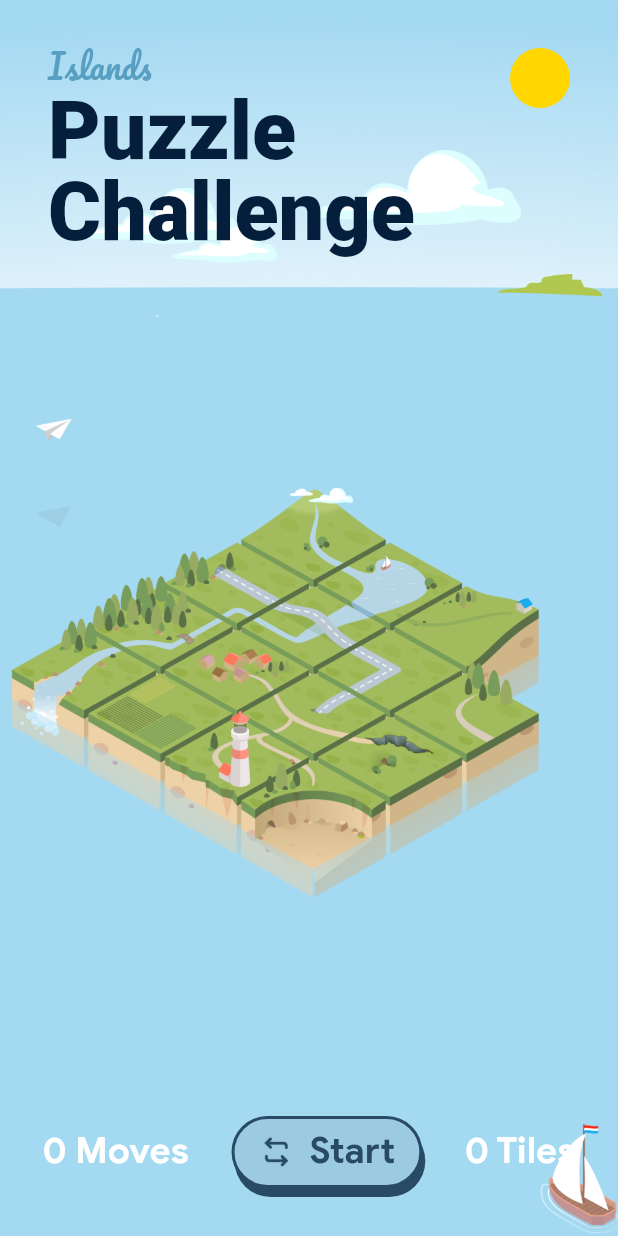
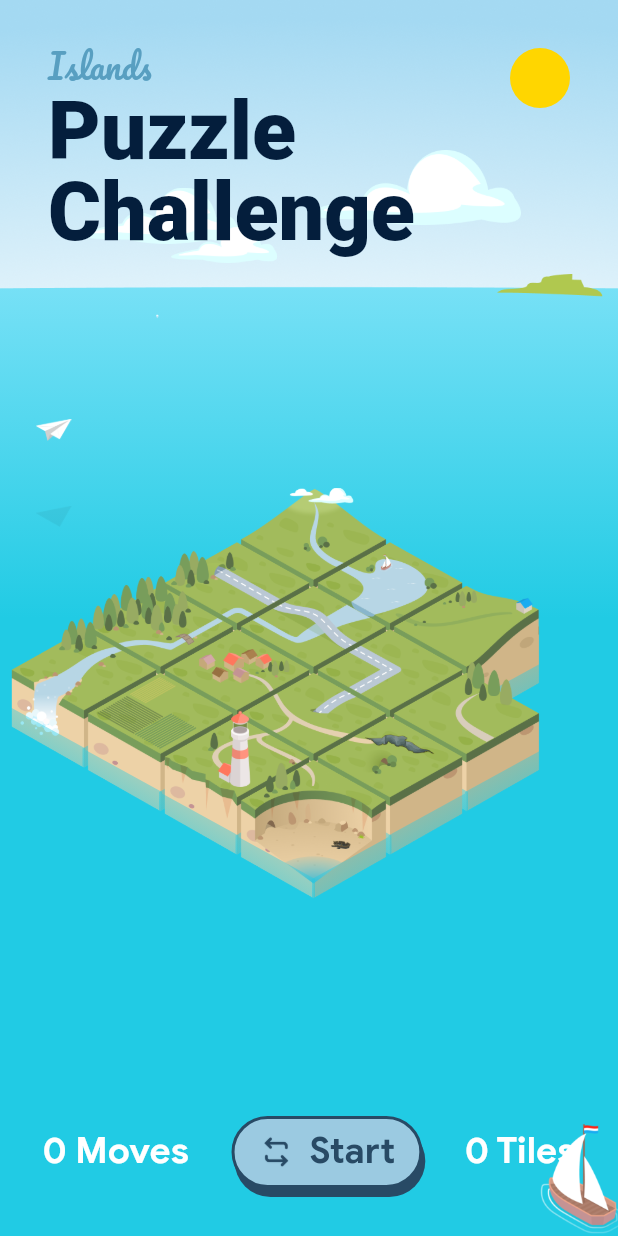
Before and after one commit to renefloor/flutter_puzzle_hack, a Flutter app: the screen it shows after launch, on a phone screen of 412 x 824 dp. Run offline on Flutter 3.47's test engine with Material 2 defaults, Android fonts, the phone set to English and light mode, and no system bars; our stand-ins replace bloc, equatable, flutter_bloc, gap, google_fonts; generated files the repository leaves out were written again.

Commit message:
finetuning details

```diff
--- a/lib/colors/colors.dart
+++ b/lib/colors/colors.dart
@@ -53,8 +53,10 @@ abstract class PuzzleColors {
   /// White
   static const Color white = Color(0xFFFFFFFF);
 
-  static const Color water_light = Color(0xFFA4D9F2);
+  static const Color water_light = Color(0xFF21CBE4);
+  static const Color water_light_secondary = Color(0xFFA1EBFF);
   static const Color water_dark = Color(0xFF3C4F77);
+  static const Color water_dark_secondary = Color(0xFF3C4F77);
   static const Color sun = Color(0xFFFFD600);
   static const Color moon = Color(0xFFF0F5E3);
 }
--- a/lib/layout/components/island_puzzle_tile.dart
+++ b/lib/layout/components/island_puzzle_tile.dart
@@ -46,9 +46,9 @@ class _IslandPuzzleTileState extends State<IslandPuzzleTile> {
   @override
   Widget build(BuildContext context) {
     return LayoutBuilder(builder: (context, constraints) {
-      var position = 0.0;
+      var position = 0/16;
       if (_isTapped) {
-        position += 0.1;
+        position += 0.05;
       } else if (_isHovered) {
         position += 0.01;
       }
@@ -78,6 +78,8 @@ class _IslandPuzzleTileState extends State<IslandPuzzleTile> {
                   child: IgnorePointer(
                     child: Stack(
                       children: [
+                        Image.asset(
+                            'assets/images/block_empty.png'),
                         Align(
                           alignment: Alignment.topCenter,
                           child: AnimatedOpacity(
@@ -208,7 +210,7 @@ class _Water extends StatelessWidget {
   final double width;
   final double relativeDepth;
 
-  static const _waterLevel = 11 / 16;
+  static const _waterLevel = 12 / 16;
 
   @override
   Widget build(BuildContext context) {
@@ -219,7 +221,9 @@ class _Water extends StatelessWidget {
     final relativeUnderWater =
         math.max<double>(0, relativeHeightOfIsland - _waterLevel);
     final waterColor =
-        context.select((ThemeBloc bloc) => bloc.state.theme).backgroundColor;
+        context.select((ThemeBloc bloc) => bloc.state.theme).backgroundColor
+    ;
+
     final double waterOpacity;
     if (relativeUnderWater < 0.0) {
       waterOpacity = 0.0;
@@ -240,9 +244,9 @@ class _Water extends StatelessWidget {
           children: [
             if (relativeUnderWater > 0.0)
               Positioned(
-                left: -0.3,
-                top: width * (relativeDepth + 0.07),
-                right: -0.3,
+                left: -width * 0.3,
+                top: width * relativeDepth * 0.8,
+                right: -width * 0.3,
                 child: _Top(color: waterColor.withOpacity(waterOpacity)),
               ),
             Positioned(
--- a/lib/puzzle/view/puzzle_page.dart
+++ b/lib/puzzle/view/puzzle_page.dart
@@ -49,8 +49,19 @@ class PuzzleView extends StatelessWidget {
     final shufflePuzzle = false;
 
     return Scaffold(
-      backgroundColor: theme.backgroundColor,
-      body: BlocProvider(
+      body: Container(
+        decoration: BoxDecoration(
+          gradient: LinearGradient(
+            begin: Alignment.topCenter,
+            end: Alignment.bottomCenter,
+            stops: const [0.1, 0.5],
+            colors: [
+              theme.backgroundColorSecondary,
+              theme.backgroundColor,
+            ],
+          ),
+        ),
+        child: BlocProvider(
           create: (context) => TimerBloc(
             ticker: const Ticker(),
           ),
@@ -65,6 +76,7 @@ class PuzzleView extends StatelessWidget {
                 ),
               child: const _Puzzle(
                 key: Key('puzzle_view_puzzle'),
+              ),
             ),
           ),
         ),
@@ -198,7 +210,6 @@ enum PageOrientation {
 
   /// Wider than tall.
   landscape,
-
   landscapeLow,
 }
 
@@ -233,7 +244,7 @@ class _Page extends StatelessWidget {
               child: theme.layoutDelegate.endSectionBuilder(state),
             ),
           ),
-        if(orientation == PageOrientation.landscapeLow)
+        if (orientation == PageOrientation.landscapeLow)
           Align(
             alignment: Alignment.bottomRight,
             child: theme.layoutDelegate.endSectionBuilder(state),
--- a/lib/theme/bloc/theme_bloc.dart
+++ b/lib/theme/bloc/theme_bloc.dart
@@ -12,7 +12,7 @@ class ThemeBloc extends Bloc<ThemeEvent, ThemeState> {
     on<ThemeChanged>(_onThemeChanged);
   }
 
-  final List<PuzzleTheme> themes;
+  final List<IslandTheme> themes;
 
   void _onThemeChanged(ThemeChanged event, Emitter<ThemeState> emit) {
     emit(ThemeState(theme: themes[event.themeIndex]));
--- a/lib/theme/bloc/theme_state.dart
+++ b/lib/theme/bloc/theme_state.dart
@@ -5,7 +5,7 @@ part of 'theme_bloc.dart';
 class ThemeState extends Equatable {
   const ThemeState({required this.theme});
 
-  final PuzzleTheme theme;
+  final IslandTheme theme;
 
   @override
   List<Object> get props => [theme];
--- a/lib/theme/themes/simple_theme.dart
+++ b/lib/theme/themes/simple_theme.dart
@@ -23,6 +23,8 @@ class IslandTheme extends PuzzleTheme {
 
   @override
   Color get backgroundColor => PuzzleColors.water_light;
+
+  Color get backgroundColorSecondary => PuzzleColors.water_light_secondary;
 
   @override
   Color get defaultColor => Colors.indigo;
@@ -55,4 +57,7 @@ class IslandDarkTheme extends IslandTheme {
 
   @override
   Color get backgroundColor => PuzzleColors.water_dark;
+
+  @override
+  Color get backgroundColorSecondary => PuzzleColors.water_dark_secondary;
 }
--- a/pubspec.yaml
+++ b/pubspec.yaml
@@ -1,6 +1,6 @@
 name: very_good_slide_puzzle
 description: A Very Good Project created by Very Good CLI.
-version: 1.0.0+17
+version: 1.0.0+18
 publish_to: none
 
 environment:
```
Also changed, not shown: assets/images/block_13_incomplete.png, assets/images/block_empty.png (added). Lines whose indentation alone changed are shown as unchanged.
